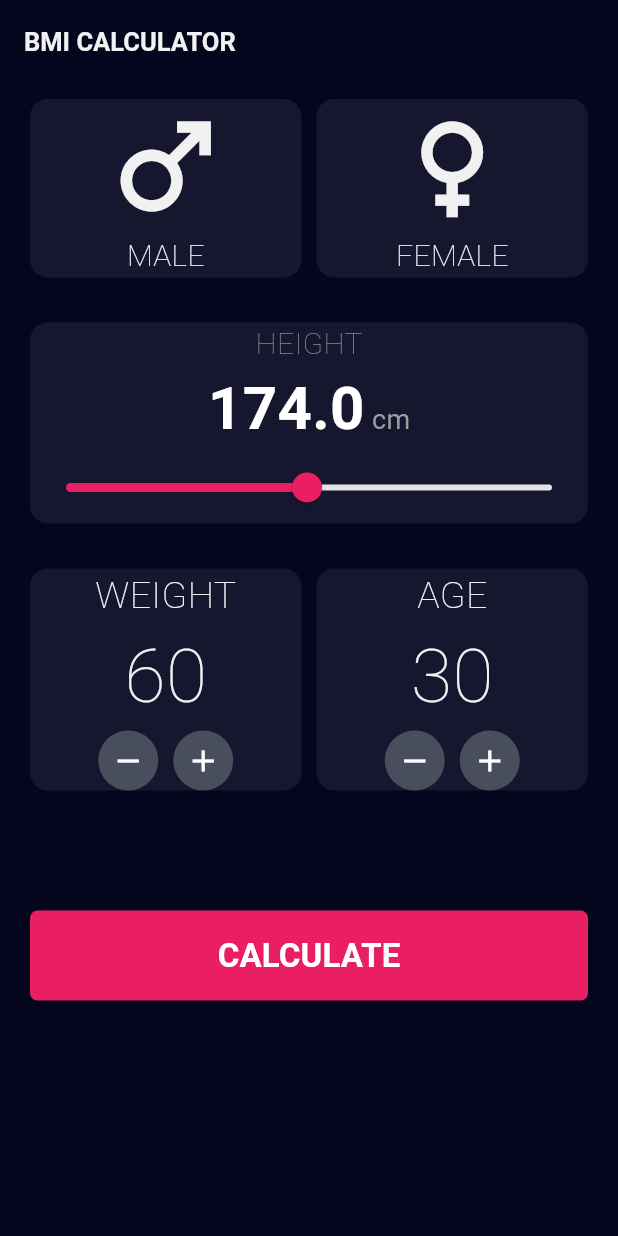
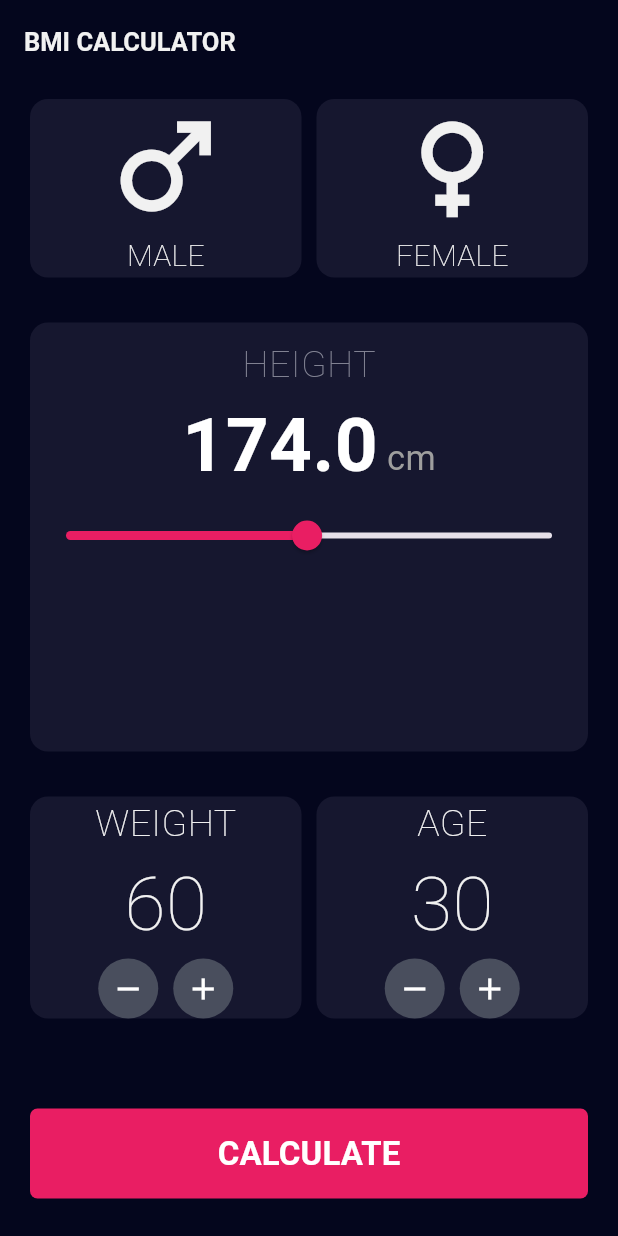
Before and after one commit to 2201070/BMI_APP, a Flutter app: the screen it shows after launch, on a phone screen of 412 x 824 dp. Run offline on Flutter 3.47's test engine with Material 3 defaults, Android fonts, the phone set to English and light mode, and no system bars.

Commit message:
Fixed height slider and updated main UI

```diff
--- a/lib/main.dart
+++ b/lib/main.dart
@@ -104,13 +104,15 @@ class _BMIScreenState extends State<BMIScreen> {
               ],
             ),
             const SizedBox(height: 30),
-            Height(
+            Expanded(
+              child: Height(
                 height: height,
                 onChanged: (value) {
                   setState(() {
                     height = value;
                   });
                 },
+              ),
             ),
             const SizedBox(height: 30),
             Row(
@@ -150,7 +152,7 @@ class _BMIScreenState extends State<BMIScreen> {
                 ),
               ],
             ),
-            const SizedBox(height: 80),
+            const SizedBox(height: 60),
             Container(
               width: double.infinity,
               height: 60,
@@ -172,6 +174,7 @@ class _BMIScreenState extends State<BMIScreen> {
                 ),
               ),
             ),
+            SizedBox(height: 25),
           ],
         ),
       ),
--- a/lib/widget/Height.dart
+++ b/lib/widget/Height.dart
@@ -16,12 +16,13 @@ class Height extends StatelessWidget {
       child: Column(
         crossAxisAlignment: CrossAxisAlignment.center,
         children: [
+          SizedBox(height: 10),
           const Text(
             'HEIGHT',
             style: TextStyle(
               fontWeight: FontWeight.w200,
               color: Color(0xff828393),
-              fontSize: 20,
+              fontSize: 25,
             ),
           ),
           Row(
@@ -33,13 +34,13 @@ class Height extends StatelessWidget {
                 height.toStringAsFixed(1),
                 style: const TextStyle(
                   color: Colors.white,
-                  fontSize: 40,
+                  fontSize: 50,
                   fontWeight: FontWeight.bold,
                 ),
               ),
               const Text(
                 " cm",
-                style: TextStyle(color: Colors.grey, fontSize: 18),
+                style: TextStyle(color: Colors.grey, fontSize: 23),
               ),
             ],
           ),
```
Lines whose indentation alone changed are shown as unchanged.
